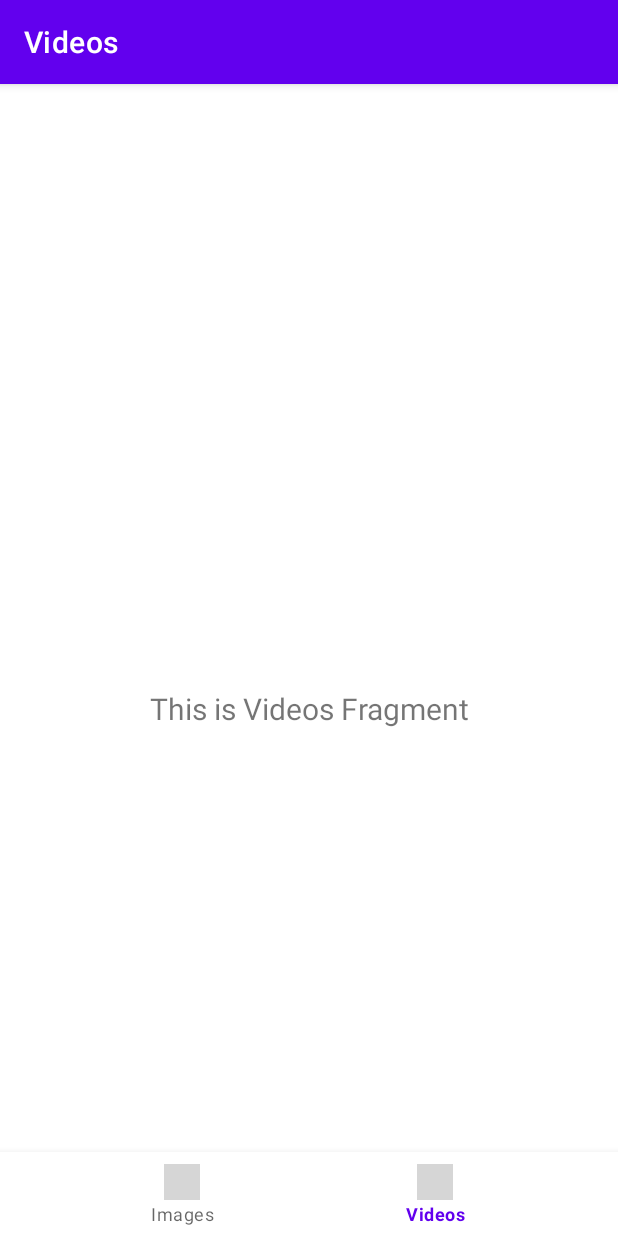
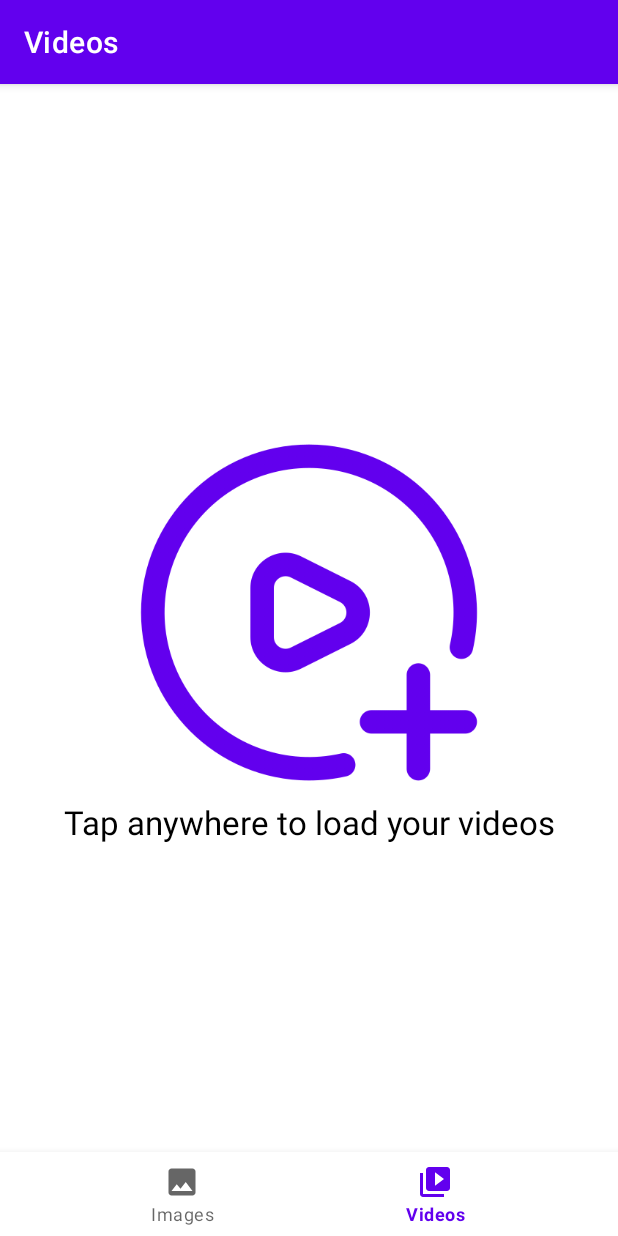
Before and after one commit to AhmedAshraf0/Media-Viewer, an Android app: the VideosFragment screen opened through its navigation route, on a phone screen of 412 x 824 dp. Run offline under Robolectric (Android 15) with nearby library versions, the phone set to English and light mode, and no system bars; our stand-ins replace data binding, navigation-ui; grey boxes are pictures that could not be loaded.

Commit message:
add/permissons_logic
Add permissions depending on user android version.
Enable databinding.
Add images for fragments.

```diff
--- a/app/build.gradle.kts
+++ b/app/build.gradle.kts
@@ -34,7 +34,7 @@ android {
         jvmTarget = "1.8"
     }
     buildFeatures {
-        viewBinding = true
+        dataBinding = true
     }
 }
 
--- a/app/src/main/AndroidManifest.xml
+++ b/app/src/main/AndroidManifest.xml
@@ -1,6 +1,11 @@
 <?xml version="1.0" encoding="utf-8"?>
 <manifest xmlns:android="http://schemas.android.com/apk/res/android"
     xmlns:tools="http://schemas.android.com/tools">
+
+    <uses-permission android:name="android.permission.READ_MEDIA_IMAGES" />
+    <uses-permission android:name="android.permission.READ_MEDIA_VIDEO" />
+
+    <uses-permission android:name="android.permission.READ_EXTERNAL_STORAGE"/>
 
     <application
         android:allowBackup="true"
--- a/app/src/main/java/com/example/mediaviewer/MainActivity.kt
+++ b/app/src/main/java/com/example/mediaviewer/MainActivity.kt
@@ -1,8 +1,16 @@
 package com.example.mediaviewer
 
+import android.Manifest
+import android.content.pm.PackageManager
+import android.os.Build
 import android.os.Bundle
+import android.util.Log
+import androidx.activity.result.contract.ActivityResultContracts
+import androidx.annotation.RequiresApi
 import com.google.android.material.bottomnavigation.BottomNavigationView
 import androidx.appcompat.app.AppCompatActivity
+import androidx.core.content.ContentProviderCompat.requireContext
+import androidx.core.content.ContextCompat
 import androidx.navigation.findNavController
 import androidx.navigation.ui.AppBarConfiguration
 import androidx.navigation.ui.setupActionBarWithNavController
@@ -10,14 +18,26 @@ import androidx.navigation.ui.setupWithNavController
 import com.example.mediaviewer.databinding.ActivityMainBinding
 
 class MainActivity : AppCompatActivity() {
-
+    private final val TAG = "MainActivity"
     private lateinit var binding: ActivityMainBinding
+    private val requestPermissionLauncher = registerForActivityResult(
+        ActivityResultContracts.RequestPermission()
+    ) { isGranted: Boolean ->
+        if (isGranted) {
+            Log.i(TAG, "requestPermissionLauncher: granted");
+            //logic
+        } else {
+            Log.i(TAG, "requestPermissionLauncher: not granted");
+        }
+    }
 
     override fun onCreate(savedInstanceState: Bundle?) {
         super.onCreate(savedInstanceState)
 
         binding = ActivityMainBinding.inflate(layoutInflater)
         setContentView(binding.root)
+
+        requestPermissions()
 
         val navView: BottomNavigationView = binding.navView
 
@@ -31,4 +51,41 @@ class MainActivity : AppCompatActivity() {
         setupActionBarWithNavController(navController, appBarConfiguration)
         navView.setupWithNavController(navController)
     }
+
+    private fun requestPermissions() {
+        if (Build.VERSION.SDK_INT > Build.VERSION_CODES.P) {
+            when {
+                ContextCompat.checkSelfPermission(
+                    this,
+                    Manifest.permission.READ_MEDIA_IMAGES
+                ) == PackageManager.PERMISSION_GRANTED && ContextCompat.checkSelfPermission(
+                    this,
+                    Manifest.permission.READ_MEDIA_VIDEO
+                ) == PackageManager.PERMISSION_GRANTED -> {
+                    Log.i(TAG, "requestPermissions: modern granted")
+                }
+
+                else -> {
+                    Log.i(TAG, "requestPermissions: modern request")
+                    requestPermissionLauncher.launch(Manifest.permission.READ_MEDIA_IMAGES)
+                    requestPermissionLauncher.launch(Manifest.permission.READ_MEDIA_VIDEO)
+                }
+            }
+        } else {
+            when {
+                ContextCompat.checkSelfPermission(
+                    this,
+                    Manifest.permission.READ_EXTERNAL_STORAGE
+                ) == PackageManager.PERMISSION_GRANTED -> {
+                    Log.i(TAG, "requestPermissions: old granted")
+                }
+
+                else -> {
+                    Log.i(TAG, "requestPermissions: old request permissions")
+                    requestPermissionLauncher.launch(Manifest.permission.READ_EXTERNAL_STORAGE)
+                }
+            }
+        }
+
+    }
 }
--- a/app/src/main/java/com/example/mediaviewer/ui/images/ImagesFragment.kt
+++ b/app/src/main/java/com/example/mediaviewer/ui/images/ImagesFragment.kt
@@ -1,6 +1,7 @@
 package com.example.mediaviewer.ui.images
 
 import android.os.Bundle
+import android.util.Log
 import android.view.LayoutInflater
 import android.view.View
 import android.view.ViewGroup
@@ -10,11 +11,8 @@ import androidx.lifecycle.ViewModelProvider
 import com.example.mediaviewer.databinding.FragmentImagesBinding
 
 class ImagesFragment : Fragment() {
-
+    private final val TAG = "ImagesFragment"
     private var _binding: FragmentImagesBinding? = null
-
-    private val binding get() = _binding!!
-
     override fun onCreateView(
         inflater: LayoutInflater,
         container: ViewGroup?,
@@ -24,13 +22,13 @@ class ImagesFragment : Fragment() {
             ViewModelProvider(this).get(ImagesViewModel::class.java)
 
         _binding = FragmentImagesBinding.inflate(inflater, container, false)
-        val root: View = binding.root
+        _binding!!.imagesFragment = this
 
-        val textView: TextView = binding.textHome
-        imagesViewModel.text.observe(viewLifecycleOwner) {
-            textView.text = it
-        }
-        return root
+        return _binding!!.root
+    }
+
+    fun onScreenTouched(view: View){
+        Log.i(TAG, "onScreenTouched: clicked")
     }
 
     override fun onDestroyView() {
--- a/app/src/main/java/com/example/mediaviewer/ui/videos/VideosFragment.kt
+++ b/app/src/main/java/com/example/mediaviewer/ui/videos/VideosFragment.kt
@@ -1,6 +1,7 @@
 package com.example.mediaviewer.ui.videos
 
 import android.os.Bundle
+import android.util.Log
 import android.view.LayoutInflater
 import android.view.View
 import android.view.ViewGroup
@@ -10,10 +11,8 @@ import androidx.lifecycle.ViewModelProvider
 import com.example.mediaviewer.databinding.FragmentVideosBinding
 
 class VideosFragment : Fragment() {
-
+    private final val TAG = "VideosFragment"
     private var _binding: FragmentVideosBinding? = null
-
-    private val binding get() = _binding!!
 
     override fun onCreateView(
         inflater: LayoutInflater,
@@ -24,13 +23,13 @@ class VideosFragment : Fragment() {
             ViewModelProvider(this).get(VideosViewModel::class.java)
 
         _binding = FragmentVideosBinding.inflate(inflater, container, false)
-        val root: View = binding.root
+        _binding!!.videosFragment = this
 
-        val textView: TextView = binding.textDashboard
-        videosViewModel.text.observe(viewLifecycleOwner) {
-            textView.text = it
-        }
-        return root
+        return _binding!!.root
+    }
+
+    fun onScreenTouched(view: View){
+        Log.i(TAG, "onScreenTouched: clicked")
     }
 
     override fun onDestroyView() {
--- /dev/null
+++ b/app/src/main/res/drawable/baseline_image_24.xml
@@ -0,0 +1,5 @@
+<vector android:height="24dp" android:tint="#000000"
+    android:viewportHeight="24" android:viewportWidth="24"
+    android:width="24dp" xmlns:android="http://schemas.android.com/apk/res/android">
+    <path android:fillColor="@android:color/white" android:pathData="M21,19V5c0,-1.1 -0.9,-2 -2,-2H5c-1.1,0 -2,0.9 -2,2v14c0,1.1 0.9,2 2,2h14c1.1,0 2,-0.9 2,-2zM8.5,13.5l2.5,3.01L14.5,12l4.5,6H5l3.5,-4.5z"/>
+</vector>
--- /dev/null
+++ b/app/src/main/res/drawable/baseline_video_library_24.xml
@@ -0,0 +1,5 @@
+<vector android:height="24dp" android:tint="#000000"
+    android:viewportHeight="24" android:viewportWidth="24"
+    android:width="24dp" xmlns:android="http://schemas.android.com/apk/res/android">
+    <path android:fillColor="@android:color/white" android:pathData="M4,6L2,6v14c0,1.1 0.9,2 2,2h14v-2L4,20L4,6zM20,2L8,2c-1.1,0 -2,0.9 -2,2v12c0,1.1 0.9,2 2,2h12c1.1,0 2,-0.9 2,-2L22,4c0,-1.1 -0.9,-2 -2,-2zM12,14.5v-9l6,4.5 -6,4.5z"/>
+</vector>
--- a/app/src/main/res/layout/activity_main.xml
+++ b/app/src/main/res/layout/activity_main.xml
@@ -1,6 +1,12 @@
 <?xml version="1.0" encoding="utf-8"?>
-<androidx.constraintlayout.widget.ConstraintLayout xmlns:android="http://schemas.android.com/apk/res/android"
-    xmlns:app="http://schemas.android.com/apk/res-auto"
+<layout xmlns:android="http://schemas.android.com/apk/res/android"
+    xmlns:app="http://schemas.android.com/apk/res-auto">
+
+    <data>
+
+    </data>
+
+    <androidx.constraintlayout.widget.ConstraintLayout
         android:id="@+id/container"
         android:layout_width="match_parent"
         android:layout_height="match_parent"
@@ -31,3 +37,4 @@
             app:navGraph="@navigation/mobile_navigation" />
 
     </androidx.constraintlayout.widget.ConstraintLayout>
+</layout>
--- a/app/src/main/res/layout/fragment_videos.xml
+++ b/app/src/main/res/layout/fragment_videos.xml
@@ -1,22 +1,41 @@
 <?xml version="1.0" encoding="utf-8"?>
-<androidx.constraintlayout.widget.ConstraintLayout xmlns:android="http://schemas.android.com/apk/res/android"
+<layout xmlns:android="http://schemas.android.com/apk/res/android"
     xmlns:app="http://schemas.android.com/apk/res-auto"
-    xmlns:tools="http://schemas.android.com/tools"
+    xmlns:tools="http://schemas.android.com/tools">
+
+    <data>
+        <variable
+            name="videosFragment"
+            type="com.example.mediaviewer.ui.videos.VideosFragment" />
+    </data>
+
+    <androidx.constraintlayout.widget.ConstraintLayout
+        android:id="@+id/videosFragmentLayout"
         android:layout_width="match_parent"
         android:layout_height="match_parent"
-    tools:context=".ui.videos.VideosFragment">
+        tools:context=".ui.videos.VideosFragment"
+        android:onClick="@{videosFragment::onScreenTouched}">
 
-    <TextView
-        android:id="@+id/text_dashboard"
+        <ImageView
+            android:id="@+id/imagesIcon"
             android:layout_width="match_parent"
-        android:layout_height="wrap_content"
-        android:layout_marginStart="8dp"
-        android:layout_marginTop="8dp"
-        android:layout_marginEnd="8dp"
-        android:textAlignment="center"
-        android:textSize="20sp"
+            android:layout_height="250dp"
+            android:layout_marginBottom="120dp"
+            android:src="@mipmap/add_videos"
             app:layout_constraintBottom_toBottomOf="parent"
             app:layout_constraintEnd_toEndOf="parent"
             app:layout_constraintStart_toStartOf="parent"
             app:layout_constraintTop_toTopOf="parent" />
+
+        <TextView
+            android:layout_width="match_parent"
+            android:layout_height="wrap_content"
+            android:text="@string/videos_message"
+            android:gravity="center"
+            android:textSize="22sp"
+            android:textColor="@color/black"
+            app:layout_constraintTop_toBottomOf="@+id/imagesIcon"
+            app:layout_constraintStart_toStartOf="parent"
+            app:layout_constraintEnd_toEndOf="parent" />
     </androidx.constraintlayout.widget.ConstraintLayout>
+</layout>
--- a/app/src/main/res/values/strings.xml
+++ b/app/src/main/res/values/strings.xml
@@ -2,4 +2,6 @@
     <string name="app_name">Media Viewer</string>
     <string name="images">Images</string>
     <string name="videos">Videos</string>
+    <string name="images_message">Tap anywhere to load your photos</string>
+    <string name="videos_message">Tap anywhere to load your videos</string>
 </resources>
```
Also changed, not shown: app/src/main/res/layout/fragment_images.xml (+30 -11 lines), app/src/main/res/mipmap-hdpi/add_images.png (added), app/src/main/res/mipmap-hdpi/add_videos.png (added). Lines whose indentation alone changed are shown as unchanged.
